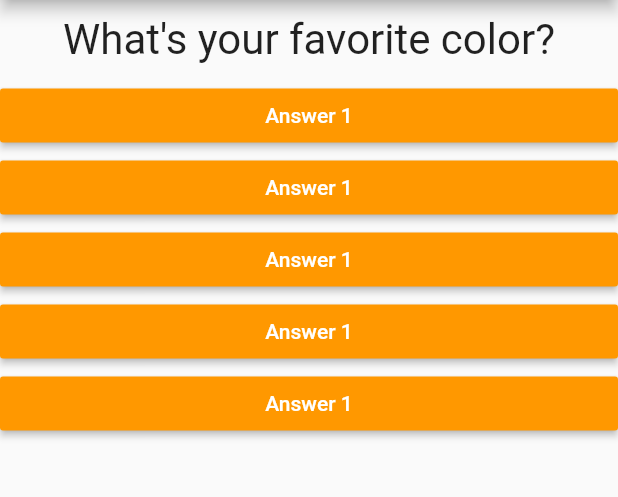
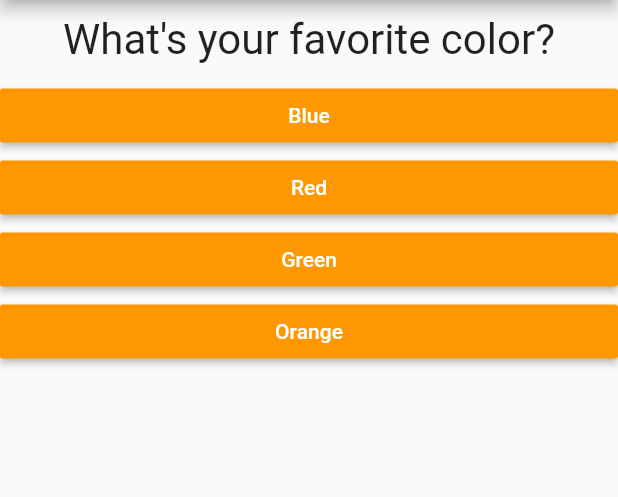
Before and after one commit to AdielAndradeR/flutter_quiz, a Flutter app: the screen it shows after launch, on a phone screen of 412 x 824 dp, the part 84-581 px from its top. Run offline on Flutter 3.47's test engine with Material 2 defaults, Android fonts, the phone set to English and light mode, and no system bars.

Commit message:
add data into a questions and fix lenght questions problem

```diff
--- a/lib/answer.dart
+++ b/lib/answer.dart
@@ -2,8 +2,9 @@ import 'package:flutter/material.dart';
 
 class Answer extends StatelessWidget {
   final Function selectHandler;
+  final String answerText;
 
-  Answer(this.selectHandler);
+  Answer(this.selectHandler,this.answerText);
 
   @override
   Widget build(BuildContext context) {
@@ -12,7 +13,7 @@ class Answer extends StatelessWidget {
       child: RaisedButton(
         color: Colors.orange,
         textColor: Colors.white,
-        child: Text('Answer 1'),
+        child: Text(answerText),
         onPressed: selectHandler,
       ),
 
--- a/lib/main.dart
+++ b/lib/main.dart
@@ -28,45 +28,51 @@ class MyHomePage extends StatefulWidget {
 
 class _MyHomePageState extends State<MyHomePage> {
 
+  final questions = const [{
+      'questionText' : 'What\'s your favorite color?',
+      'answers' : [ 'Blue', 'Red', 'Green', 'Orange']
+    },{
+      'questionText' : 'What\'s your favorite animal?',
+      'answers' : ['Lion', 'Elephant', 'Rabbit']
+    },{
+      'questionText' : 'What\'s your favorite teacher?',
+      'answers' : ['Marcelo', 'Rohit', 'Joseana', 'Hyggo', 'Adalbaerto']
+    }];
+
   var _questionIndex = 0;
 
     void _answerQuestion(){
       setState(() {
        _questionIndex = _questionIndex + 1;
       });
-      print('Anwer Chosen');
-      print(_questionIndex);
+       if(_questionIndex < questions.length){
+        print('We have more quastions');
+      }else{
+        print('We don\'t have more questions');
+      }
+
     }
 
 
   @override
   Widget build(BuildContext context) {
-    var questions =[
-      'What\'s your favorite color?',
-      'What\'s your favorite animal?'
-    ];
-
     return Scaffold(
       appBar: AppBar(
 
         title: Text(widget.title),
       ),
-      body:
-
+      body: _questionIndex < questions.length ?
          Column(
           children: <Widget>[
             Question(
-              questions[_questionIndex],
+              questions[_questionIndex]['questionText'],
             ),
-            Answer(_answerQuestion),
-            Answer(_answerQuestion),
-            Answer(_answerQuestion),
-            Answer(_answerQuestion),
-            Answer(_answerQuestion),
-
-
+            ...(questions[_questionIndex]['answers'] as List<String>).map((answer) {
+              return Answer(_answerQuestion, answer);
+            }).toList()
           ],
-        ),
+        ) : Center(
+          child: Text('You did it!!!'),),
       );
 
   }
```
